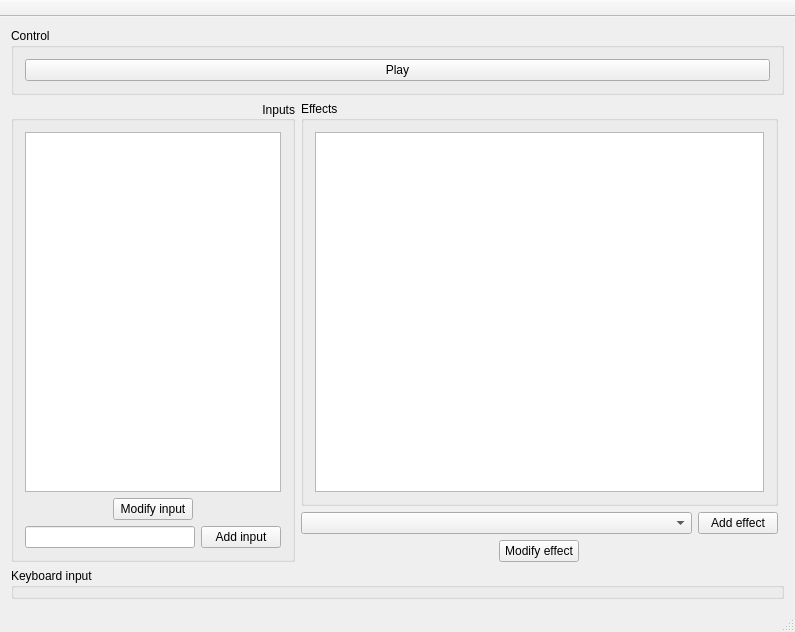
This is courses/prog_base_3/project/qSynth/mainwindow.ui in k-gregory/OP_repo as Qt 5 draws it before an edit. The edited form follows.
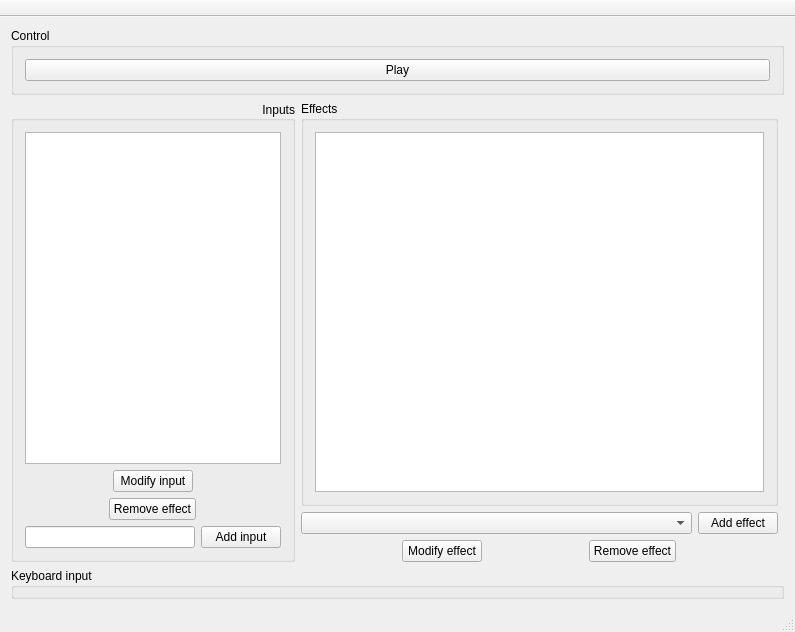
This is the edited form.

Commit message: Remove items from inputs/effects

Patch:
```diff
--- a/courses/prog_base_3/project/qSynth/mainwindow.ui
+++ b/courses/prog_base_3/project/qSynth/mainwindow.ui
@@ -80,6 +80,19 @@
            </property>
           </widget>
          </item>
+         <item alignment="Qt::AlignHCenter">
+          <widget class="QPushButton" name="inputDelBtn">
+           <property name="sizePolicy">
+            <sizepolicy hsizetype="Maximum" vsizetype="Fixed">
+             <horstretch>0</horstretch>
+             <verstretch>0</verstretch>
+            </sizepolicy>
+           </property>
+           <property name="text">
+            <string>Remove effect</string>
+           </property>
+          </widget>
+         </item>
          <item>
           <layout class="QHBoxLayout" name="inputCreatorLayout">
            <item>
@@ -181,6 +194,19 @@
             </property>
            </widget>
           </item>
+          <item>
+           <widget class="QPushButton" name="effectDelBtn">
+            <property name="sizePolicy">
+             <sizepolicy hsizetype="Maximum" vsizetype="Fixed">
+              <horstretch>0</horstretch>
+              <verstretch>0</verstretch>
+             </sizepolicy>
+            </property>
+            <property name="text">
+             <string>Remove effect</string>
+            </property>
+           </widget>
+          </item>
          </layout>
         </item>
        </layout>
```
The commit also changes 9 other files.
